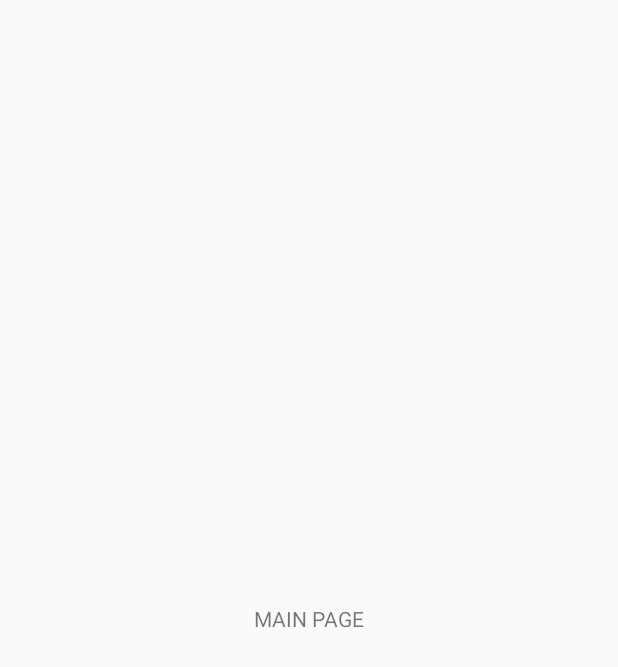
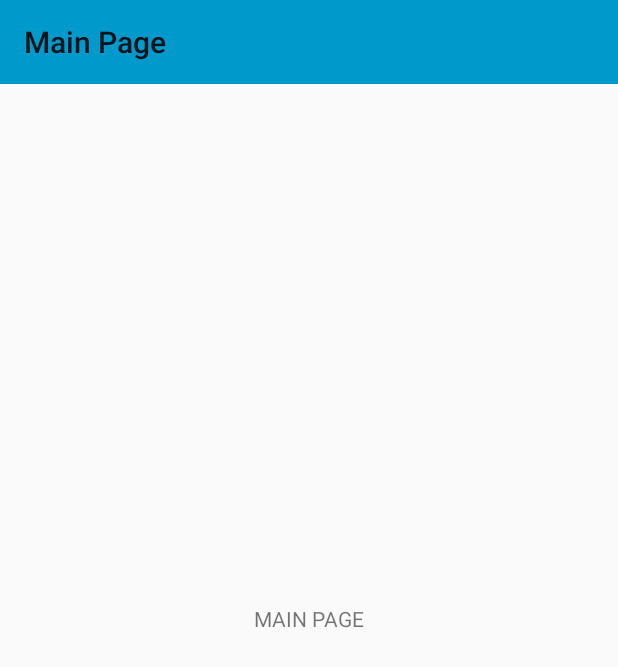
Before and after one commit to vuhi/pokerapp, an Android app: the screen it shows after launch once a user with an empty profile is signed in (MainActivity), on a phone screen of 412 x 824 dp. Before the commit the part shown is almost empty. Shown: the top 667 px of the screen. Run offline under Robolectric (Android 15) with nearby library versions, the phone set to English and light mode, and no system bars; our stand-ins replace Firebase (no records; nobody signed in at launch, a user with empty details on screens opened directly); 1 statement that could not run was skipped.

Commit message:
Add RegisterActivity, Menu

```diff
--- a/app/src/main/res/layout/activity_login.xml
+++ b/app/src/main/res/layout/activity_login.xml
@@ -52,7 +52,7 @@
     <Button
         android:id="@+id/btnLogin"
         android:layout_width="0dp"
-        android:layout_height="wrap_content"
+        android:layout_height="41dp"
         android:layout_marginEnd="24dp"
         android:layout_marginStart="24dp"
         android:layout_marginTop="8dp"
--- a/app/src/main/res/layout/activity_main.xml
+++ b/app/src/main/res/layout/activity_main.xml
@@ -5,6 +5,15 @@
     android:layout_width="match_parent"
     android:layout_height="match_parent"
     tools:context=".MainActivity">
+
+    <android.support.v7.widget.Toolbar
+        android:id="@+id/toolbarMain"
+        android:layout_width="match_parent"
+        android:layout_height="wrap_content"
+        android:background="@android:color/holo_blue_dark"
+        app:layout_constraintEnd_toEndOf="parent"
+        app:layout_constraintStart_toStartOf="parent"
+        app:layout_constraintTop_toTopOf="parent"></android.support.v7.widget.Toolbar>
 
     <TextView
         android:id="@+id/textView"
--- a/app/src/main/res/values/strings.xml
+++ b/app/src/main/res/values/strings.xml
@@ -5,4 +5,9 @@
     <string name="txtPassword">Password...</string>
     <string name="btnLogin">LOGIN TO ACCOUNT</string>
     <string name="btnRegister">NEED A ACCOUNT?</string>
+    <string name="logout">Logout</string>
+    <string name="txtConfirmPassword">Confirm Password...</string>
+    <string name="btnCreateNewAccount">Create New Account</string>
+    <string name="btnAlreadyHaveAccount">Already Have Account?</string>
+    <string name="btnAccountSetting">Account Setting</string>
 </resources>
```
Also changed, not shown: app/src/main/AndroidManifest.xml (+6 -3 lines), app/src/main/java/uc/edu/vuhi/pokerprojectapp/LoginActivity.java (+10 -2 lines), app/src/main/java/uc/edu/vuhi/pokerprojectapp/MainActivity.java (+41 -3 lines).
